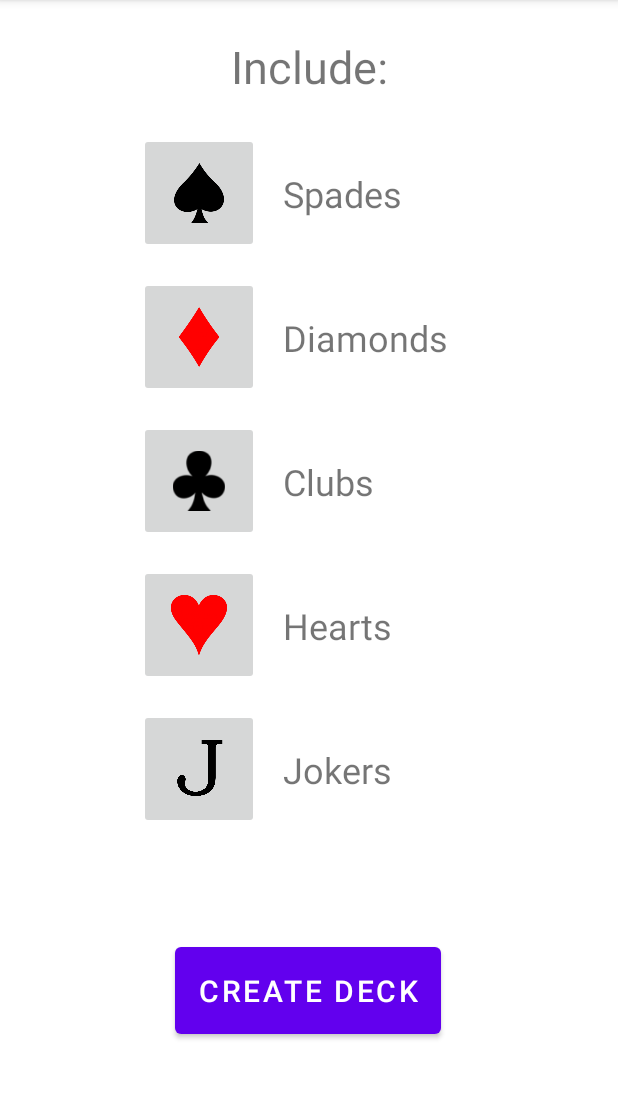
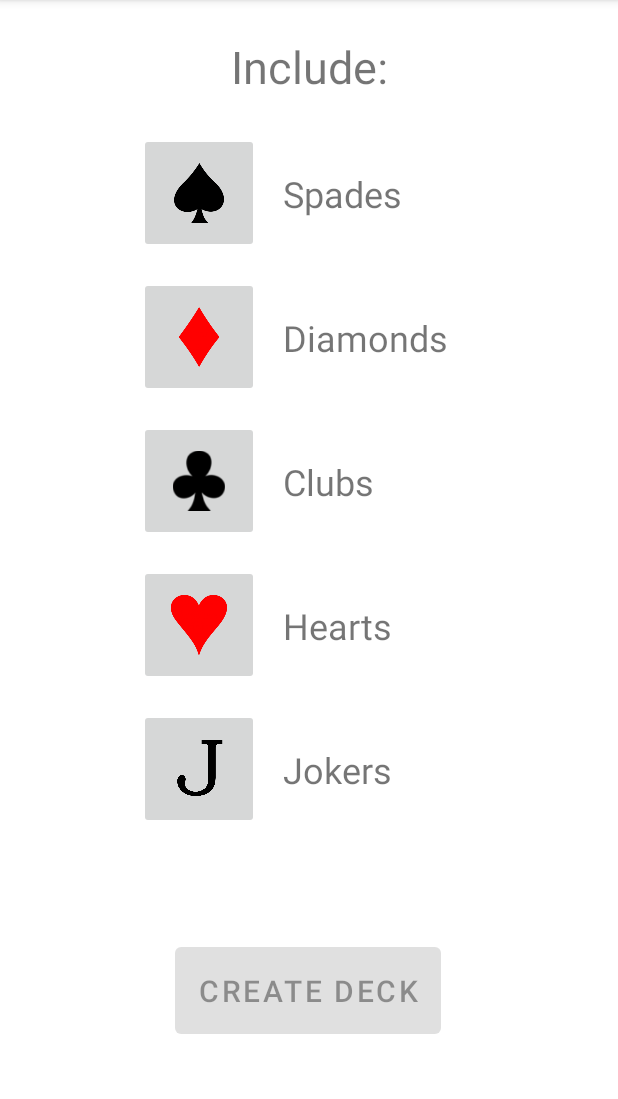
Before and after one commit to attealalahti/deck-of-cards-app, an Android app: the screen it shows after launch (MainActivity), on a phone screen of 412 x 824 dp, the part 84-1183 px from its top. Run offline under Robolectric (Android 15) with nearby library versions, the phone set to English and light mode, and no system bars.

```diff
--- a/app/src/main/res/layout/activity_deck_viewer.xml
+++ b/app/src/main/res/layout/activity_deck_viewer.xml
@@ -22,7 +22,7 @@
         android:layout_width="wrap_content"
         android:layout_height="wrap_content"
         android:text="Cards remaining: ?"
-        android:textSize="22dp"
+        android:textSize="22sp"
         app:layout_constraintBottom_toTopOf="@+id/button"
         app:layout_constraintEnd_toEndOf="parent"
         app:layout_constraintStart_toStartOf="parent"
@@ -36,7 +36,7 @@
         android:layout_marginBottom="68dp"
         android:onClick="drawCard"
         android:text="Draw a Card"
-        android:textSize="20dp"
+        android:textSize="20sp"
         android:padding="15dp"
         app:layout_constraintBottom_toBottomOf="parent"
         app:layout_constraintHorizontal_bias="0.497"
--- a/app/src/main/res/layout/activity_main.xml
+++ b/app/src/main/res/layout/activity_main.xml
@@ -13,7 +13,7 @@
         android:layout_height="wrap_content"
         android:layout_marginTop="24dp"
         android:text="Include:"
-        android:textSize="30dp"
+        android:textSize="30sp"
         app:layout_constraintEnd_toEndOf="parent"
         app:layout_constraintStart_toStartOf="parent"
         app:layout_constraintTop_toTopOf="parent" />
@@ -26,6 +26,7 @@
         android:padding="20dp"
         android:scaleType="fitCenter"
         android:src="@drawable/spade"
+        android:onClick="selectSetting"
         app:layout_constraintEnd_toEndOf="parent"
         app:layout_constraintHorizontal_bias="0.28"
         app:layout_constraintStart_toStartOf="parent"
@@ -37,7 +38,7 @@
         android:layout_height="wrap_content"
         android:layout_marginStart="16dp"
         android:text="Spades"
-        android:textSize="24dp"
+        android:textSize="24sp"
         app:layout_constraintBottom_toBottomOf="@+id/spadeButton"
         app:layout_constraintStart_toEndOf="@+id/spadeButton"
         app:layout_constraintTop_toTopOf="@+id/spadeButton" />
@@ -50,6 +51,7 @@
         android:padding="20dp"
         android:scaleType="fitCenter"
         android:src="@drawable/diamond"
+        android:onClick="selectSetting"
         app:layout_constraintEnd_toEndOf="parent"
         app:layout_constraintHorizontal_bias="0.28"
         app:layout_constraintStart_toStartOf="parent"
@@ -60,7 +62,7 @@
         android:layout_width="wrap_content"
         android:layout_height="wrap_content"
         android:text="Diamonds"
-        android:textSize="24dp"
+        android:textSize="24sp"
         android:layout_marginStart="16dp"
         app:layout_constraintBottom_toBottomOf="@+id/diamondButton"
         app:layout_constraintStart_toEndOf="@+id/diamondButton"
@@ -74,6 +76,7 @@
         android:padding="20dp"
         android:scaleType="fitCenter"
         android:src="@drawable/club"
+        android:onClick="selectSetting"
         app:layout_constraintEnd_toEndOf="parent"
         app:layout_constraintHorizontal_bias="0.28"
         app:layout_constraintStart_toStartOf="parent"
@@ -84,7 +87,7 @@
         android:layout_width="wrap_content"
         android:layout_height="wrap_content"
         android:text="Clubs"
-        android:textSize="24dp"
+        android:textSize="24sp"
         android:layout_marginStart="16dp"
         app:layout_constraintBottom_toBottomOf="@+id/clubButton"
         app:layout_constraintStart_toEndOf="@+id/clubButton"
@@ -98,6 +101,7 @@
         android:padding="20dp"
         android:scaleType="fitCenter"
         android:src="@drawable/heart"
+        android:onClick="selectSetting"
         app:layout_constraintEnd_toEndOf="parent"
         app:layout_constraintHorizontal_bias="0.28"
         app:layout_constraintStart_toStartOf="parent"
@@ -108,20 +112,21 @@
         android:layout_width="wrap_content"
         android:layout_height="wrap_content"
         android:text="Hearts"
-        android:textSize="24dp"
+        android:textSize="24sp"
         android:layout_marginStart="16dp"
         app:layout_constraintBottom_toBottomOf="@+id/heartButton"
         app:layout_constraintStart_toEndOf="@+id/heartButton"
         app:layout_constraintTop_toTopOf="@+id/heartButton" />
 
     <ImageButton
-        android:id="@+id/heartButton2"
+        android:id="@+id/jokerButton"
         android:layout_width="80dp"
         android:layout_height="80dp"
         android:layout_marginTop="16dp"
         android:padding="10dp"
         android:scaleType="fitCenter"
         android:src="@drawable/joker"
+        android:onClick="selectSetting"
         app:layout_constraintEnd_toEndOf="parent"
         app:layout_constraintHorizontal_bias="0.28"
         app:layout_constraintStart_toStartOf="parent"
@@ -132,25 +137,26 @@
         android:layout_width="wrap_content"
         android:layout_height="wrap_content"
         android:text="Jokers"
-        android:textSize="24dp"
+        android:textSize="24sp"
         android:layout_marginStart="16dp"
-        app:layout_constraintBottom_toBottomOf="@+id/heartButton2"
-        app:layout_constraintStart_toEndOf="@+id/heartButton2"
-        app:layout_constraintTop_toTopOf="@+id/heartButton2" />
+        app:layout_constraintBottom_toBottomOf="@+id/jokerButton"
+        app:layout_constraintStart_toEndOf="@+id/jokerButton"
+        app:layout_constraintTop_toTopOf="@+id/jokerButton" />
 
     <Button
-        android:id="@+id/button2"
+        android:id="@+id/createDeckButton"
         android:layout_width="wrap_content"
         android:layout_height="wrap_content"
+        android:enabled="false"
         android:onClick="createDeck"
         android:padding="15dp"
         android:text="Create Deck"
-        android:textSize="20dp"
+        android:textSize="20sp"
         app:layout_constraintBottom_toBottomOf="parent"
         app:layout_constraintHorizontal_bias="0.497"
         app:layout_constraintLeft_toLeftOf="parent"
         app:layout_constraintRight_toRightOf="parent"
-        app:layout_constraintTop_toBottomOf="@+id/heartButton2"
+        app:layout_constraintTop_toBottomOf="@+id/jokerButton"
         app:layout_constraintVertical_bias="0.5" />
 
 </androidx.constraintlayout.widget.ConstraintLayout>
```
Also changed, not shown: app/src/main/java/fi/alalahti/deckofcards/MainActivity.kt (+58 -0 lines).
